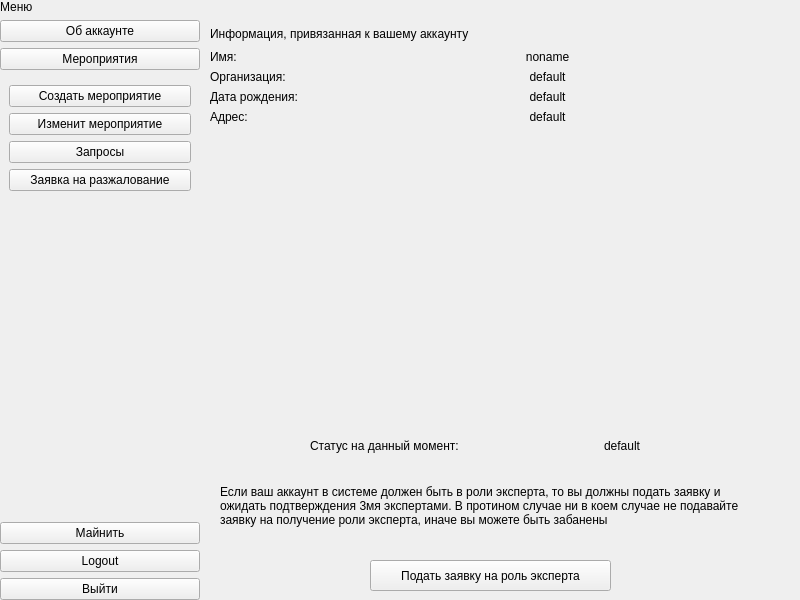
This is MainForm.ui in MaximGulyaev/BlockChainKazan2017 as Qt 5 draws it before an edit. The edited form follows.
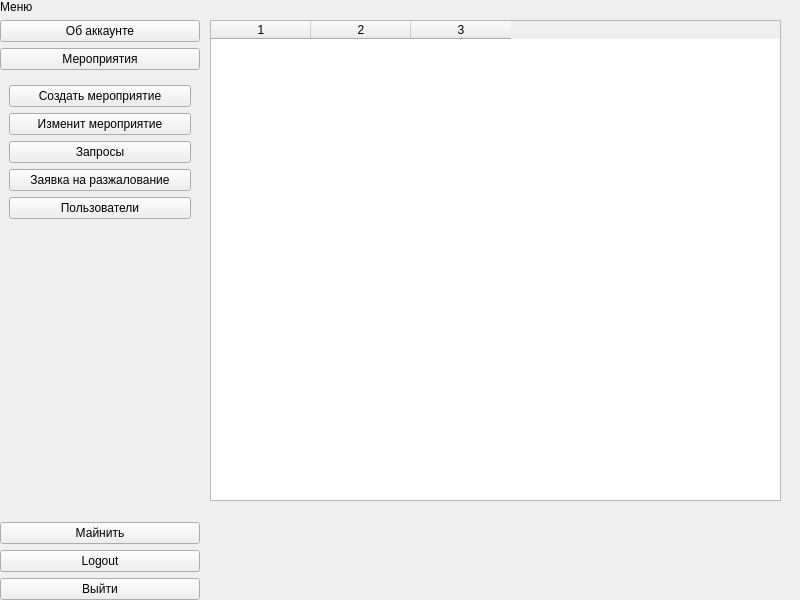
This is the edited form. The open tabs and pages were chosen to show the change.

Patch:
```diff
--- a/MainForm.ui
+++ b/MainForm.ui
@@ -1396,6 +1396,27 @@
         <column/>
        </widget>
       </widget>
+      <widget class="QWidget" name="pg_UsersInfo">
+       <widget class="QTableWidget" name="tw_UsersInfoList">
+        <property name="geometry">
+         <rect>
+          <x>10</x>
+          <y>20</y>
+          <width>571</width>
+          <height>481</height>
+         </rect>
+        </property>
+        <property name="rowCount">
+         <number>0</number>
+        </property>
+        <property name="columnCount">
+         <number>3</number>
+        </property>
+        <column/>
+        <column/>
+        <column/>
+       </widget>
+      </widget>
      </widget>
      <widget class="QWidget" name="verticalWidget" native="true">
       <property name="geometry">
@@ -1471,6 +1492,13 @@
             </property>
            </widget>
           </item>
+          <item>
+           <widget class="QPushButton" name="pb_menu_UsersInfo">
+            <property name="text">
+             <string>Пользователи</string>
+            </property>
+           </widget>
+          </item>
          </layout>
         </widget>
        </item>
```
Left out of the diff: 2 changed lines with no effect on the pictures.
